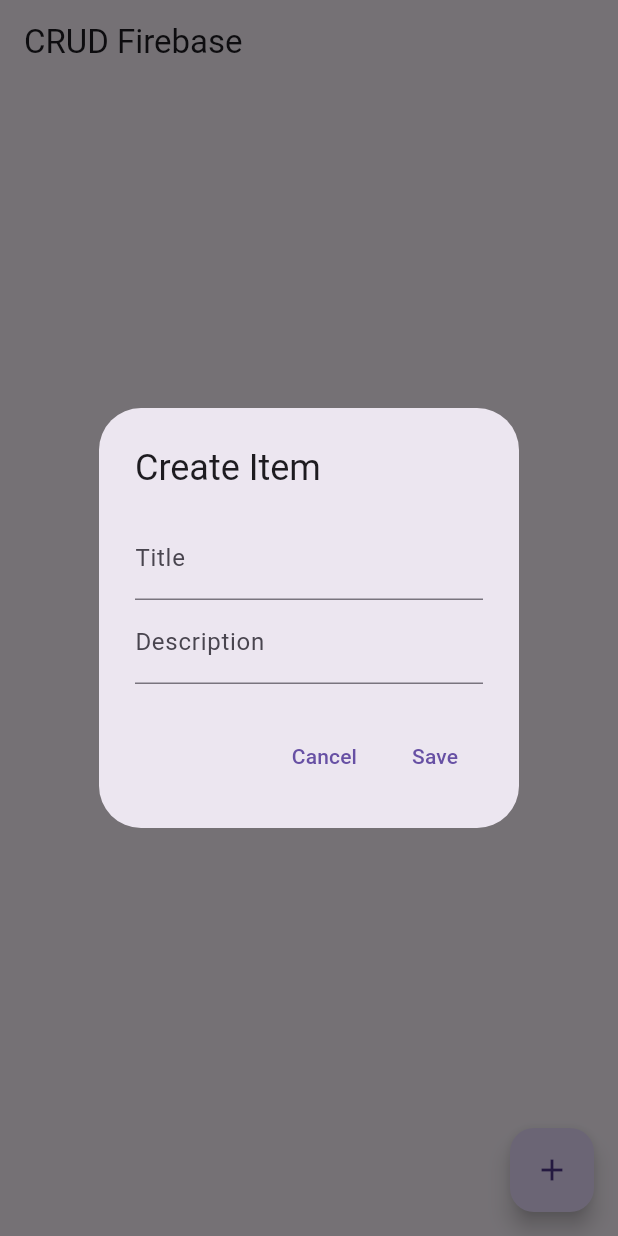
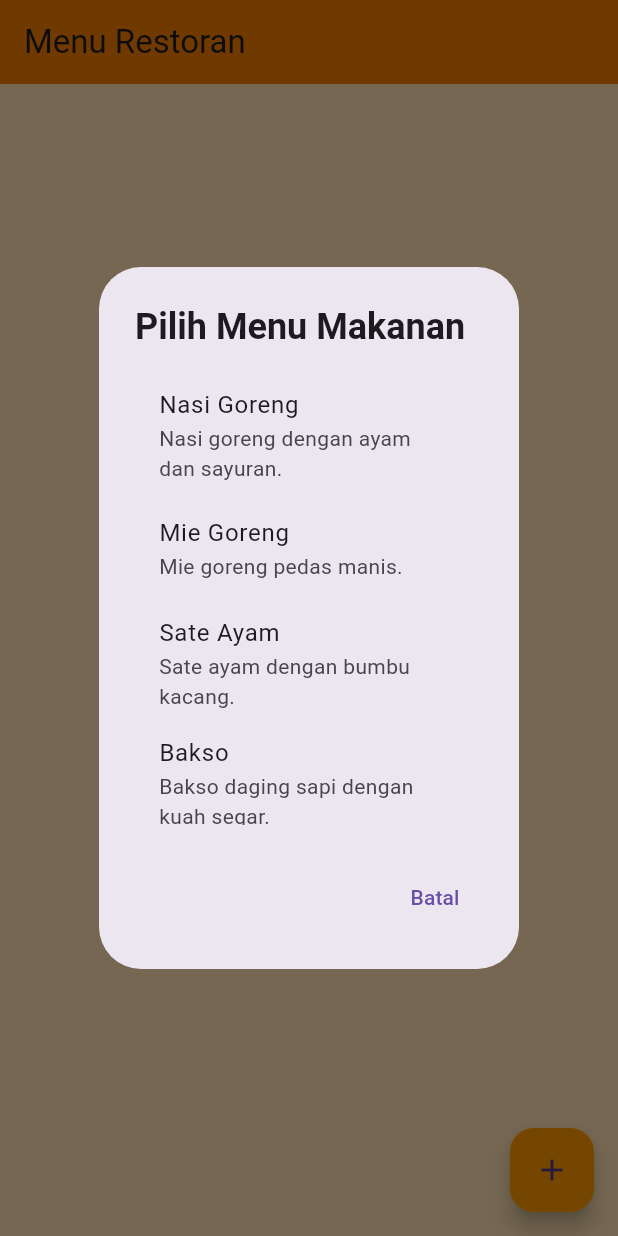
Before and after one commit to FZfortirex/Project-Firebase, a Flutter app: the screen it shows after launch, after a tap on the "add" icon, on a phone screen of 412 x 824 dp. Run offline on Flutter 3.47's test engine with Material 3 defaults, Android fonts, the phone set to English and light mode, and no system bars; our stand-ins replace cloud_firestore, firebase_core; accounts and stored records are empty.

Commit message:
[RD] Styling

```diff
--- a/firebase_app/lib/CRUD/crud_page.dart
+++ b/firebase_app/lib/CRUD/crud_page.dart
@@ -10,47 +10,50 @@ class _CrudPageState extends State<CrudPage> {
   final CollectionReference _itemsCollection =
       FirebaseFirestore.instance.collection('items');
 
-  // Fungsi Create
-  Future<void> _createItem(BuildContext context) async {
-    final TextEditingController titleController = TextEditingController();
-    final TextEditingController descriptionController = TextEditingController();
+  // Fungsi untuk menampilkan dialog pilihan makanan
+  Future<void> _showMenuOptions(BuildContext context) async {
+    final List<Map<String, String>> _menuMakanan = [
+      {'title': 'Nasi Goreng', 'description': 'Nasi goreng dengan ayam dan sayuran.'},
+      {'title': 'Mie Goreng', 'description': 'Mie goreng pedas manis.'},
+      {'title': 'Sate Ayam', 'description': 'Sate ayam dengan bumbu kacang.'},
+      {'title': 'Bakso', 'description': 'Bakso daging sapi dengan kuah segar.'},
+      {'title': 'Ayam Bakar', 'description': 'Ayam bakar dengan sambal terasi.'},
+    ];
 
     await showDialog(
       context: context,
       builder: (context) {
         return AlertDialog(
-          title: const Text('Create Item'),
-          content: Column(
-            mainAxisSize: MainAxisSize.min,
-            children: [
-              TextField(
-                controller: titleController,
-                decoration: const InputDecoration(labelText: 'Title'),
-              ),
-              TextField(
-                controller: descriptionController,
-                decoration: const InputDecoration(labelText: 'Description'),
-              ),
-            ],
+          title: const Text(
+            'Pilih Menu Makanan',
+            style: TextStyle(fontWeight: FontWeight.bold),
+          ),
+          content: SizedBox(
+            height: 300,
+            child: ListView.builder(
+              itemCount: _menuMakanan.length,
+              itemBuilder: (context, index) {
+                final menu = _menuMakanan[index];
+                return ListTile(
+                  title: Text(menu['title']!),
+                  subtitle: Text(menu['description']!),
+                  onTap: () async {
+                    // Tambahkan menu ke Firestore
+                    await _itemsCollection.add({
+                      'title': menu['title'],
+                      'description': menu['description'],
+                      'createdAt': FieldValue.serverTimestamp(),
+                    });
+                    Navigator.pop(context);
+                  },
+                );
+              },
+            ),
           ),
           actions: [
             TextButton(
               onPressed: () => Navigator.pop(context),
-              child: const Text('Cancel'),
-            ),
-            TextButton(
-              onPressed: () async {
-                if (titleController.text.isNotEmpty &&
-                    descriptionController.text.isNotEmpty) {
-                  await _itemsCollection.add({
-                    'title': titleController.text,
-                    'description': descriptionController.text,
-                    'createdAt': FieldValue.serverTimestamp(),
-                  });
-                  Navigator.pop(context);
-                }
-              },
-              child: const Text('Save'),
+              child: const Text('Batal'),
             ),
           ],
         );
@@ -59,40 +62,41 @@ class _CrudPageState extends State<CrudPage> {
   }
 
   // Fungsi Update
-  Future<void> _updateItem(BuildContext context, String docId, String title,
-      String description) async {
+  Future<void> _updateItem(
+      BuildContext context, String docId, String currentTitle, String currentDescription) async {
     final TextEditingController titleController =
-        TextEditingController(text: title);
+        TextEditingController(text: currentTitle);
     final TextEditingController descriptionController =
-        TextEditingController(text: description);
+        TextEditingController(text: currentDescription);
 
     await showDialog(
       context: context,
       builder: (context) {
         return AlertDialog(
-          title: const Text('Update Item'),
+          title: const Text('Edit Menu Makanan'),
           content: Column(
             mainAxisSize: MainAxisSize.min,
             children: [
               TextField(
                 controller: titleController,
-                decoration: const InputDecoration(labelText: 'Title'),
+                decoration: const InputDecoration(labelText: 'Nama Menu'),
               ),
               TextField(
                 controller: descriptionController,
-                decoration: const InputDecoration(labelText: 'Description'),
+                decoration: const InputDecoration(labelText: 'Deskripsi'),
               ),
             ],
           ),
           actions: [
             TextButton(
               onPressed: () => Navigator.pop(context),
-              child: const Text('Cancel'),
+              child: const Text('Batal'),
             ),
             TextButton(
               onPressed: () async {
                 if (titleController.text.isNotEmpty &&
                     descriptionController.text.isNotEmpty) {
+                  // Update data ke Firestore
                   await _itemsCollection.doc(docId).update({
                     'title': titleController.text,
                     'description': descriptionController.text,
@@ -100,7 +104,7 @@ class _CrudPageState extends State<CrudPage> {
                   Navigator.pop(context);
                 }
               },
-              child: const Text('Update'),
+              child: const Text('Simpan'),
             ),
           ],
         );
@@ -108,19 +112,17 @@ class _CrudPageState extends State<CrudPage> {
     );
   }
 
-  // Fungsi Delete
-  Future<void> _deleteItem(String docId) async {
-    await _itemsCollection.doc(docId).delete();
-  }
-
   @override
   Widget build(BuildContext context) {
     return Scaffold(
+      backgroundColor: Colors.orange.shade100,
       appBar: AppBar(
-        title: const Text('CRUD Firebase'),
+        title: const Text('Menu Restoran'),
+        backgroundColor: Colors.orange.shade700,
       ),
       body: StreamBuilder<QuerySnapshot>(
-        stream: _itemsCollection.orderBy('createdAt', descending: true).snapshots(),
+        stream:
+            _itemsCollection.orderBy('createdAt', descending: true).snapshots(),
         builder: (context, snapshot) {
           if (snapshot.connectionState == ConnectionState.waiting) {
             return const Center(child: CircularProgressIndicator());
@@ -133,7 +135,12 @@ class _CrudPageState extends State<CrudPage> {
           final data = snapshot.data?.docs;
 
           if (data == null || data.isEmpty) {
-            return const Center(child: Text('No items found'));
+            return const Center(
+              child: Text(
+                'Belum ada menu tersedia',
+                style: TextStyle(color: Colors.brown),
+              ),
+            );
           }
 
           return ListView.builder(
@@ -145,9 +152,16 @@ class _CrudPageState extends State<CrudPage> {
               final description = item['description'];
 
               return Card(
+                elevation: 4,
                 margin: const EdgeInsets.symmetric(vertical: 8, horizontal: 16),
+                shape: RoundedRectangleBorder(
+                  borderRadius: BorderRadius.circular(16),
+                ),
                 child: ListTile(
-                  title: Text(title),
+                  title: Text(
+                    title,
+                    style: const TextStyle(fontWeight: FontWeight.bold),
+                  ),
                   subtitle: Text(description),
                   trailing: Row(
                     mainAxisSize: MainAxisSize.min,
@@ -158,7 +172,7 @@ class _CrudPageState extends State<CrudPage> {
                       ),
                       IconButton(
                         icon: const Icon(Icons.delete, color: Colors.red),
-                        onPressed: () => _deleteItem(docId),
+                        onPressed: () => _itemsCollection.doc(docId).delete(),
                       ),
                     ],
                   ),
@@ -169,7 +183,8 @@ class _CrudPageState extends State<CrudPage> {
         },
       ),
       floatingActionButton: FloatingActionButton(
-        onPressed: () => _createItem(context),
+        backgroundColor: Colors.orange,
+        onPressed: () => _showMenuOptions(context),
         child: const Icon(Icons.add),
       ),
     );
--- a/firebase_app/lib/main.dart
+++ b/firebase_app/lib/main.dart
@@ -30,6 +30,7 @@ class MyApp extends StatelessWidget {
       title: 'CRUD Firebase',
       theme: ThemeData(primarySwatch: Colors.blue),
       home: CrudPage(),
+      debugShowCheckedModeBanner: false,
     );
   }
 }
```
